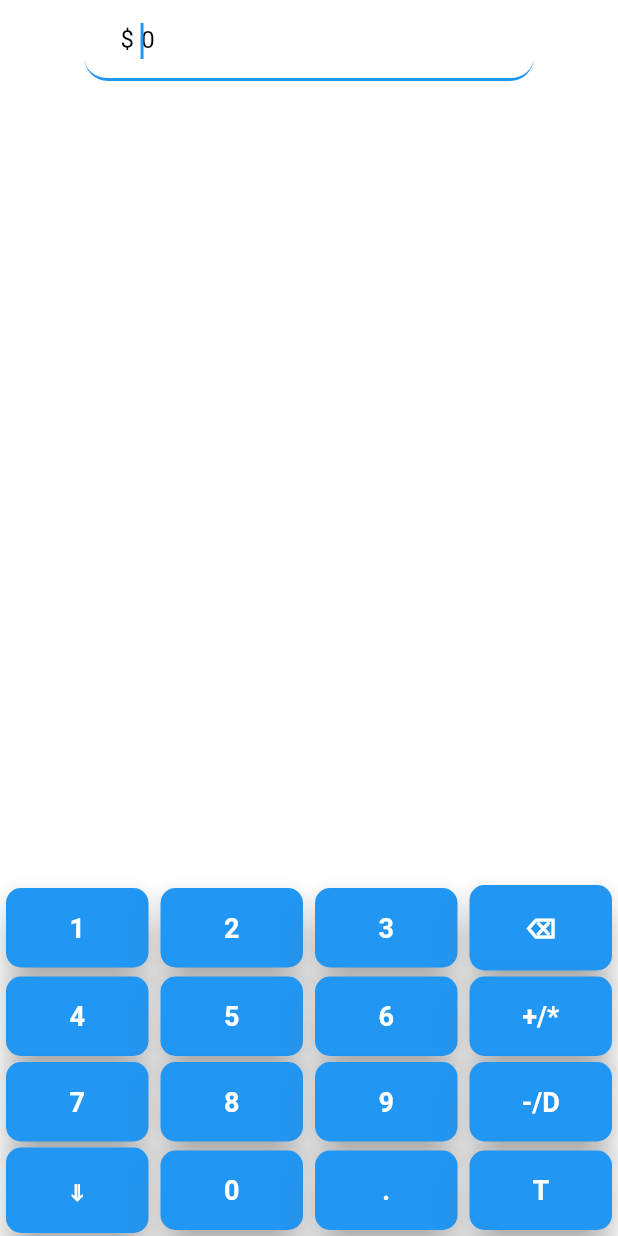
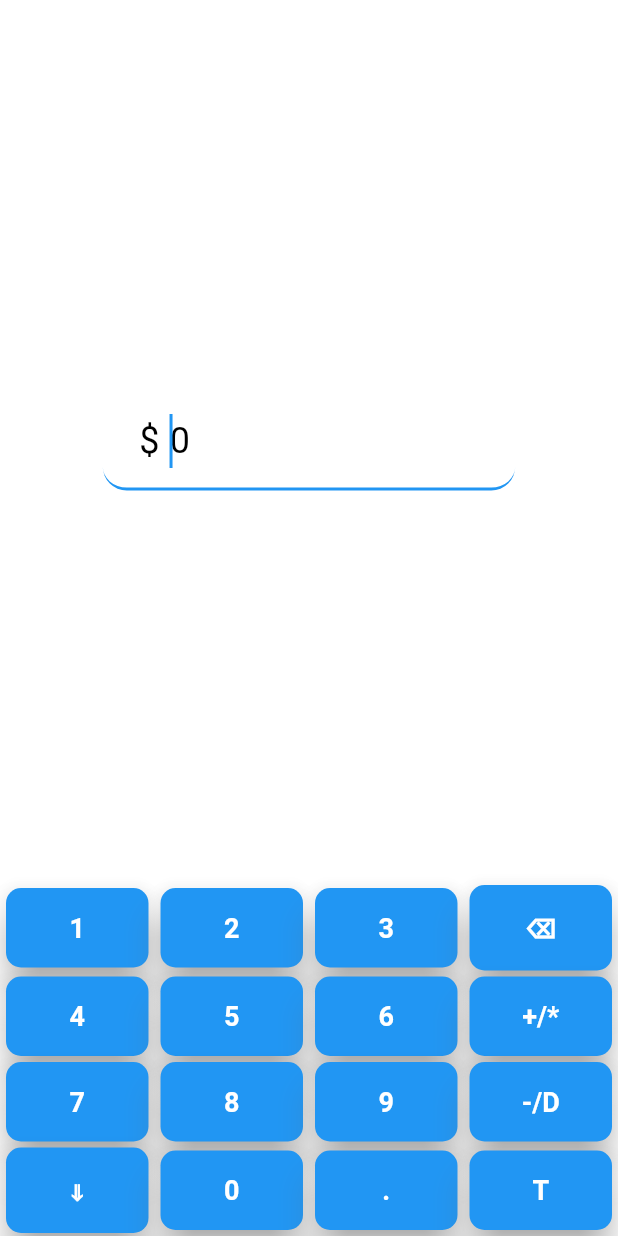
Before and after one commit to Akash006/expenseTracker, a Flutter app: the AddTranscationWidget screen opened directly, on a phone screen of 412 x 824 dp. Run offline on Flutter 3.47's test engine with Material 3 defaults, Android fonts, the phone set to English and light mode, and no system bars; our stand-ins replace flutter_svg, go_router; Roboto replaces fonts that are missing (Raleway).

Commit message:
Numpad Bug fix

```diff
--- a/lib/widgets/addTranscationWidget.dart
+++ b/lib/widgets/addTranscationWidget.dart
@@ -36,10 +36,11 @@ class _AddTranscationWidgetState extends State<AddTranscationWidget> {
       body: SafeArea(
         child: Center(
           child: Column(
-            mainAxisAlignment: MainAxisAlignment.center,
+            mainAxisAlignment: MainAxisAlignment.spaceBetween,
             children: [
+              const SizedBox(),
               SizedBox(
-                width: 300, // Adjust the width as needed
+                width: 275, // Adjust the width as needed
                 child: TextField(
                   controller: textController,
                   keyboardType: TextInputType.none,
@@ -70,15 +71,17 @@ class _AddTranscationWidgetState extends State<AddTranscationWidget> {
                     ),
                     prefixText: "\$ ",
                   ),
+                  style: TextStyle(
+                    fontSize: 24,
+                    overflow: TextOverflow.ellipsis
+                  ),
                 ),
               ),
-              const Spacer(),
-              _focus.hasFocus
-                  ? NumericKeypad(
-                controller: textController,
-                focusNode: _focus,
-              )
-                  : Container(),
+              if (_focus.hasFocus)
+                NumericKeypad(
+                  controller: textController,
+                  focusNode: _focus,
+                ),
             ],
           ),
         ),
```
